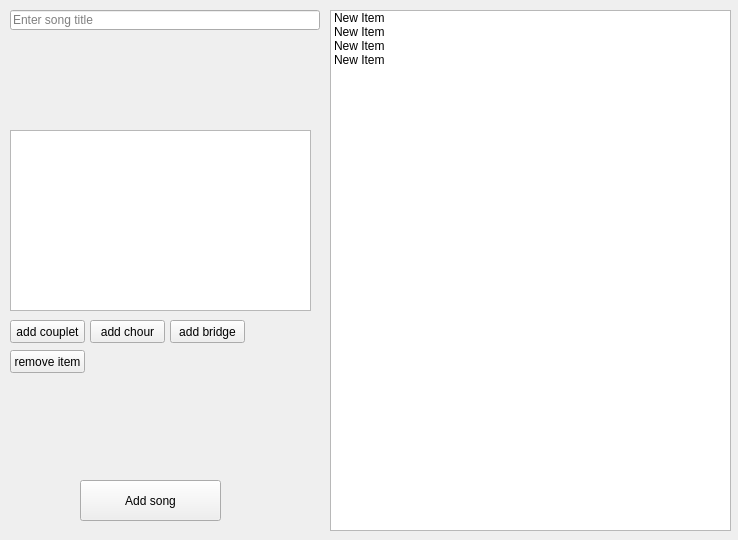
The window that addSongWindow.ui (0xt1m/LyricVerse) describes before a commit, drawn with Qt 5.
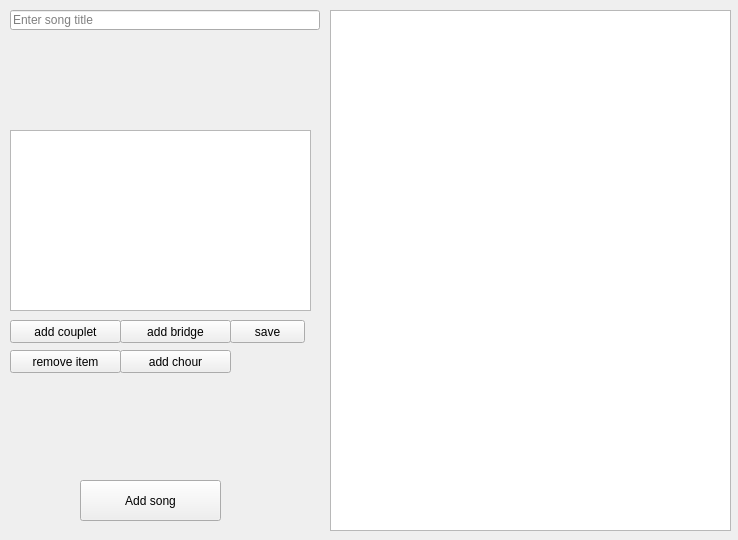
The same window after the commit.

Commit message: add btn to save song item

Diff of the .ui file:
```diff
--- a/addSongWindow.ui
+++ b/addSongWindow.ui
@@ -35,7 +35,7 @@
      <rect>
       <x>10</x>
       <y>320</y>
-      <width>75</width>
+      <width>111</width>
       <height>23</height>
      </rect>
     </property>
@@ -46,9 +46,9 @@
    <widget class="QPushButton" name="add_chour_btn">
     <property name="geometry">
      <rect>
-      <x>90</x>
-      <y>320</y>
-      <width>75</width>
+      <x>120</x>
+      <y>350</y>
+      <width>111</width>
       <height>23</height>
      </rect>
     </property>
@@ -59,9 +59,9 @@
    <widget class="QPushButton" name="add_bridge_btn">
     <property name="geometry">
      <rect>
-      <x>170</x>
+      <x>120</x>
       <y>320</y>
-      <width>75</width>
+      <width>111</width>
       <height>23</height>
      </rect>
     </property>
@@ -87,26 +87,6 @@
     <property name="uniformItemSizes">
      <bool>false</bool>
     </property>
-    <item>
-     <property name="text">
-      <string>New Item</string>
-     </property>
-    </item>
-    <item>
-     <property name="text">
-      <string>New Item</string>
-     </property>
-    </item>
-    <item>
-     <property name="text">
-      <string>New Item</string>
-     </property>
-    </item>
-    <item>
-     <property name="text">
-      <string>New Item</string>
-     </property>
-    </item>
    </widget>
    <widget class="QPlainTextEdit" name="text_input">
     <property name="geometry">
@@ -136,7 +116,7 @@
      <rect>
       <x>10</x>
       <y>350</y>
-      <width>75</width>
+      <width>111</width>
       <height>23</height>
      </rect>
     </property>
@@ -144,6 +124,19 @@
      <string>remove item</string>
     </property>
    </widget>
+   <widget class="QPushButton" name="save_item_btn">
+    <property name="geometry">
+     <rect>
+      <x>230</x>
+      <y>320</y>
+      <width>75</width>
+      <height>23</height>
+     </rect>
+    </property>
+    <property name="text">
+     <string>save</string>
+    </property>
+   </widget>
   </widget>
  </widget>
  <resources/>
```
The commit also changes 4 other files.
